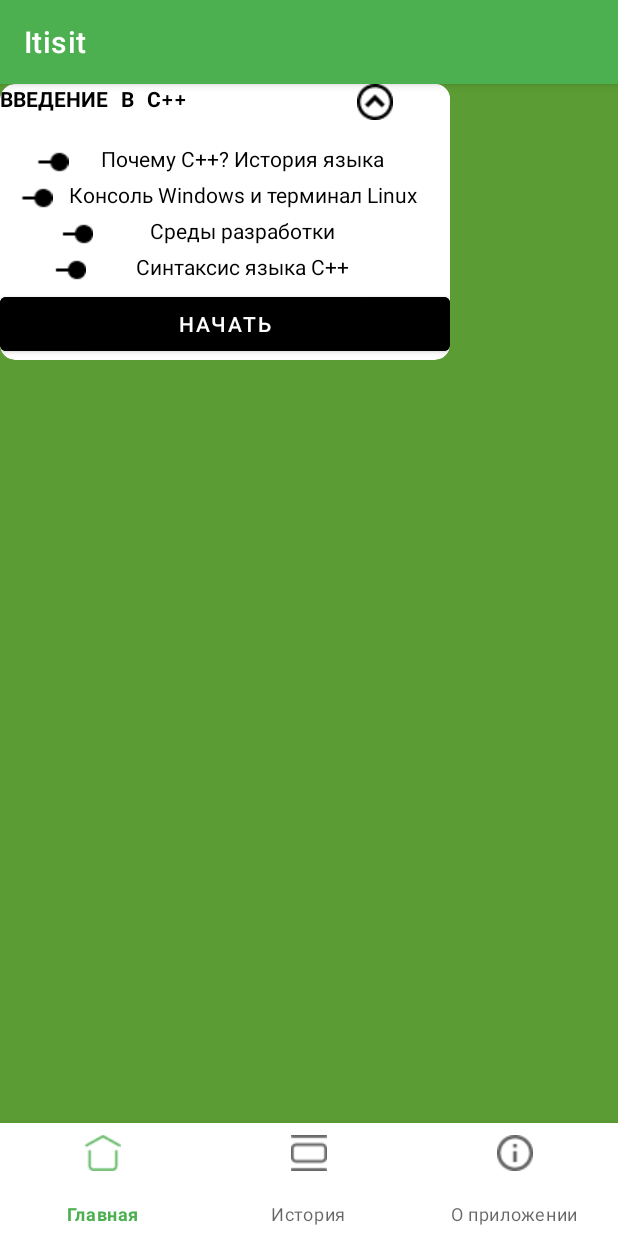
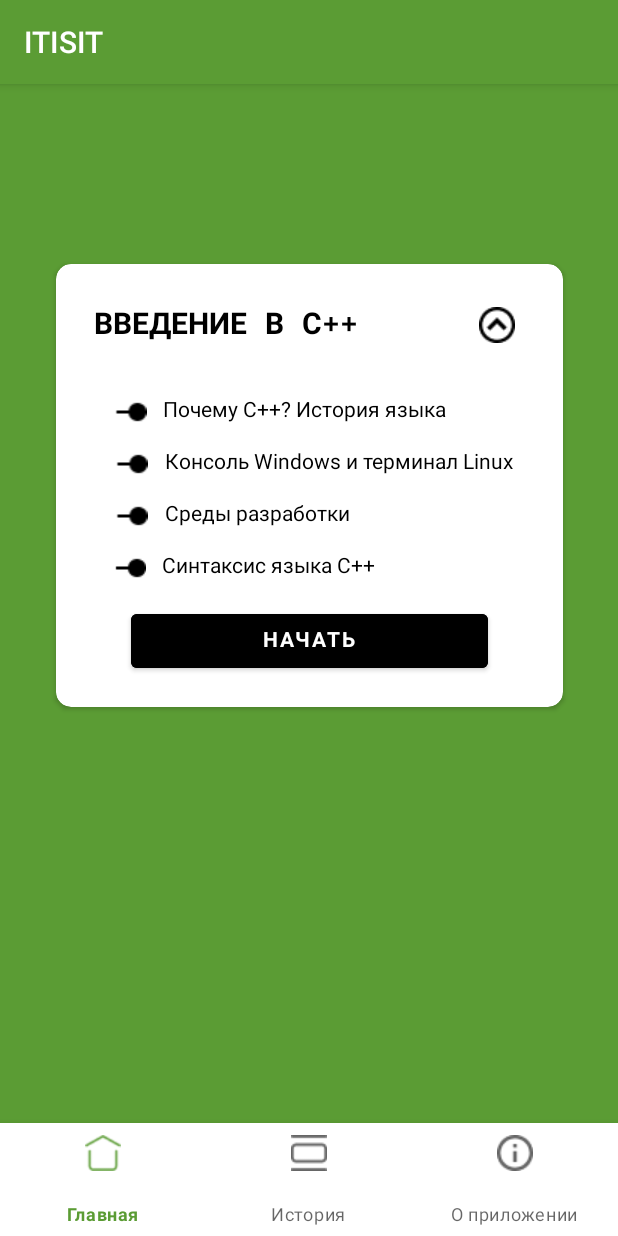
Before and after one commit to soni1541/Itisit-Android, an Android app: the screen it shows after launch (MainActivity), after a tap on "ИЗУЧИТЬ", on a phone screen of 412 x 824 dp. Run offline under Robolectric (Android 15) with nearby library versions, the phone set to English and light mode, and no system bars.

Commit message:
Сделан блок содержания теста

```diff
--- a/app/src/main/java/com/example/itisit/MainActivity.java
+++ b/app/src/main/java/com/example/itisit/MainActivity.java
@@ -2,10 +2,12 @@ package com.example.itisit;
 
 import androidx.annotation.NonNull;
 import androidx.appcompat.app.AppCompatActivity;
+import androidx.appcompat.widget.Toolbar;
 
 import android.os.Bundle;
 import android.view.MenuItem;
 import android.view.View;
+import android.widget.ImageButton;
 import android.widget.LinearLayout;
 
 import com.google.android.material.bottomnavigation.BottomNavigationView;
@@ -26,6 +28,9 @@ public class MainActivity extends AppCompatActivity {
     protected void onCreate(Bundle savedInstanceState) {
         super.onCreate(savedInstanceState);
         setContentView(R.layout.activity_main);
+
+
+        setTitle("ITISIT");
 
         bottomNavigationView = findViewById(R.id.bottom_nav);
         bottomNavigationView.setOnItemSelectedListener(new NavigationBarView.OnItemSelectedListener() {
@@ -73,6 +78,8 @@ public class MainActivity extends AppCompatActivity {
         LinearLayout content_course = findViewById(R.id.linear_layout_content_course1);
         if(content_course.getVisibility() == View.VISIBLE) {
             content_course.setVisibility(View.GONE);
+            ImageButton btn_hide = findViewById(R.id.imageButton_hide);
+            btn_hide.setImageResource(R.drawable.circle_down);
         }
         else {
             content_course.setVisibility(View.VISIBLE);
--- a/app/src/main/res/layout/fragment_content_course.xml
+++ b/app/src/main/res/layout/fragment_content_course.xml
@@ -5,40 +5,50 @@
     android:layout_width="match_parent"
     android:layout_height="match_parent"
     android:background="#5B9C34"
-    tools:context=".ContentCourseFragment" >
+    tools:context=".ContentCourseFragment">
 
     <androidx.cardview.widget.CardView
-        android:layout_width="300dp"
+        android:id="@+id/cardView3"
+        android:layout_width="wrap_content"
         android:layout_height="wrap_content"
+        android:layout_marginStart="55dp"
+        android:layout_marginTop="120dp"
+        android:layout_marginEnd="55dp"
         android:background="#FFFFFF"
         app:cardCornerRadius="10dp"
-        tools:layout_editor_absoluteX="1dp"
-        tools:layout_editor_absoluteY="96dp">
+        app:layout_constraintEnd_toEndOf="parent"
+        app:layout_constraintStart_toStartOf="parent"
+        app:layout_constraintTop_toTopOf="parent">
 
         <LinearLayout
             android:layout_width="match_parent"
             android:layout_height="match_parent"
+            android:layout_margin="20dp"
             android:orientation="vertical">
 
             <LinearLayout
                 android:layout_width="match_parent"
-                android:layout_height="match_parent"
+                android:layout_height="wrap_content"
+                android:gravity="center"
+                android:isScrollContainer="false"
+                android:keepScreenOn="false"
                 android:minHeight="40dp"
                 android:orientation="horizontal"
-                android:textAlignment="textStart">
+                android:padding="5dp">
 
                 <TextView
                     android:id="@+id/textView6"
-                    android:layout_width="wrap_content"
+                    android:layout_width="237dp"
                     android:layout_height="wrap_content"
                     android:layout_weight="1"
                     android:fontFamily="@font/source_code_pro_bold"
                     android:text="ВВЕДЕНИЕ В С++"
                     android:textAlignment="textStart"
-                    android:textColor="#000000" />
+                    android:textColor="#000000"
+                    android:textSize="20sp" />
 
                 <ImageButton
-                    android:id="@+id/imageButton"
+                    android:id="@+id/imageButton_hide"
                     android:layout_width="wrap_content"
                     android:layout_height="wrap_content"
                     android:layout_weight="1"
@@ -50,8 +60,10 @@
 
             <LinearLayout
                 android:id="@+id/linear_layout_content_course1"
-                android:layout_width="match_parent"
-                android:layout_height="match_parent"
+                android:layout_width="wrap_content"
+                android:layout_height="wrap_content"
+                android:layout_marginTop="20dp"
+                android:gravity="start"
                 android:orientation="vertical">
 
 
@@ -59,18 +71,19 @@
                     android:layout_width="match_parent"
                     android:layout_height="match_parent"
                     android:orientation="horizontal"
+                    android:padding="5dp"
                     android:textAlignment="viewStart">
 
                     <ImageView
                         android:id="@+id/imageView2"
-                        android:layout_width="wrap_content"
+                        android:layout_width="91dp"
                         android:layout_height="wrap_content"
                         android:layout_weight="1"
                         android:src="@drawable/line_circle" />
 
                     <TextView
                         android:id="@+id/textView9"
-                        android:layout_width="wrap_content"
+                        android:layout_width="match_parent"
                         android:layout_height="wrap_content"
                         android:layout_weight="1"
                         android:text="Почему С++? История языка"
@@ -81,11 +94,12 @@
                     android:layout_width="match_parent"
                     android:layout_height="match_parent"
                     android:orientation="horizontal"
+                    android:padding="5dp"
                     android:textAlignment="textStart">
 
                     <ImageView
                         android:id="@+id/imageView3"
-                        android:layout_width="wrap_content"
+                        android:layout_width="40dp"
                         android:layout_height="wrap_content"
                         android:layout_weight="1"
                         android:src="@drawable/line_circle" />
@@ -102,18 +116,19 @@
                 <LinearLayout
                     android:layout_width="match_parent"
                     android:layout_height="match_parent"
-                    android:orientation="horizontal">
+                    android:orientation="horizontal"
+                    android:padding="5dp">
 
                     <ImageView
                         android:id="@+id/imageView4"
-                        android:layout_width="wrap_content"
+                        android:layout_width="47dp"
                         android:layout_height="wrap_content"
                         android:layout_weight="1"
                         android:src="@drawable/line_circle" />
 
                     <TextView
                         android:id="@+id/textView11"
-                        android:layout_width="wrap_content"
+                        android:layout_width="240dp"
                         android:layout_height="wrap_content"
                         android:layout_weight="1"
                         android:text="Среды разработки"
@@ -123,19 +138,20 @@
                 <LinearLayout
                     android:layout_width="match_parent"
                     android:layout_height="match_parent"
-                    android:orientation="horizontal">
+                    android:orientation="horizontal"
+                    android:padding="5dp">
 
                     <ImageView
                         android:id="@+id/imageView5"
-                        android:layout_width="wrap_content"
+                        android:layout_width="1dp"
                         android:layout_height="wrap_content"
                         android:layout_weight="1"
                         android:src="@drawable/line_circle" />
 
                     <TextView
                         android:id="@+id/textView12"
-                        android:layout_width="wrap_content"
-                        android:layout_height="wrap_content"
+                        android:layout_width="198dp"
+                        android:layout_height="31dp"
                         android:layout_weight="1"
                         android:text="Синтаксис языка С++"
                         android:textColor="#000000" />
@@ -146,7 +162,11 @@
                     android:id="@+id/button2"
                     android:layout_width="match_parent"
                     android:layout_height="wrap_content"
+                    android:layout_marginLeft="30dp"
+                    android:layout_marginRight="30dp"
                     android:backgroundTint="#000000"
+                    android:fontFamily="@font/source_code_pro_bold"
+                    android:padding="5dp"
                     android:text="Начать" />
 
             </LinearLayout>
--- a/app/src/main/res/values/themes.xml
+++ b/app/src/main/res/values/themes.xml
@@ -2,7 +2,7 @@
     <!-- Base application theme. -->
     <style name="Theme.Itisit" parent="Theme.MaterialComponents.DayNight.DarkActionBar">
         <!-- Primary brand color. -->
-        <item name="colorPrimary">#4CAF50</item>
+        <item name="colorPrimary">#5B9C34</item>
         <item name="colorPrimaryVariant">#5B9C34</item>
         <item name="colorOnPrimary">@color/white</item>
         <!-- Secondary brand color. -->
@@ -12,5 +12,6 @@
         <!-- Status bar color. -->
         <item name="android:statusBarColor">?attr/colorPrimaryVariant</item>
         <!-- Customize your theme here. -->
+        <item name="android:textColor">@color/black</item>
     </style>
 </resources>
```
Also changed, not shown: app/src/main/res/drawable/circle_down.png (added).
